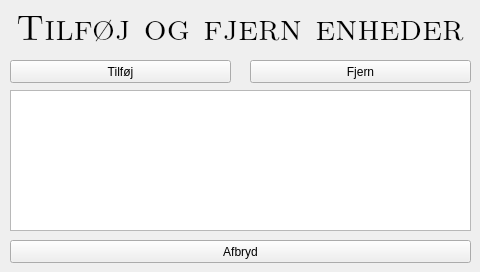
First picture: the form in winAddRemove.ui, repository Crevil/PRJ3-Qt, before the edit.
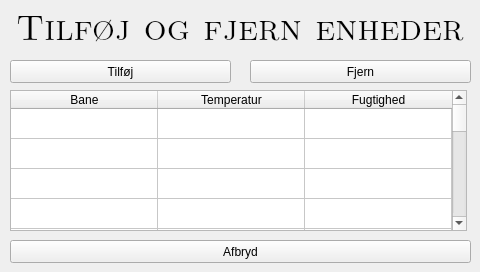
Second picture: the form after the edit.

Commit message:
AddRemove opdateret til QTableWidget og ser ud til at fungere! unitDB opdateret så den indeholder alt fra indstillede parametre og status.
MANGLER:
1. skal have lavet config.. ligner rigtig meget addremove så det nemt
nok.
2. skal have lavet nyt configPar window.. så addremove og config ikke
deler window.. det fucker up med signalerne.
3. vis status skal hente latest fra log.
4. loadData skal implementeres fra scratch
5. OVERSKUD: implementere fil-saving så den gemmer enheder efter
shutdown

```diff
--- a/winAddRemove.ui
+++ b/winAddRemove.ui
@@ -96,15 +96,132 @@
     <string>Fjern</string>
    </property>
   </widget>
-  <widget class="QListWidget" name="list">
+  <widget class="QTableWidget" name="tUnits">
    <property name="geometry">
     <rect>
      <x>10</x>
      <y>90</y>
-     <width>461</width>
+     <width>457</width>
      <height>141</height>
     </rect>
    </property>
+   <property name="showGrid">
+    <bool>true</bool>
+   </property>
+   <property name="rowCount">
+    <number>18</number>
+   </property>
+   <attribute name="horizontalHeaderDefaultSectionSize">
+    <number>147</number>
+   </attribute>
+   <attribute name="verticalHeaderVisible">
+    <bool>false</bool>
+   </attribute>
+   <row>
+    <property name="text">
+     <string/>
+    </property>
+   </row>
+   <row>
+    <property name="text">
+     <string/>
+    </property>
+   </row>
+   <row>
+    <property name="text">
+     <string/>
+    </property>
+   </row>
+   <row>
+    <property name="text">
+     <string/>
+    </property>
+   </row>
+   <row>
+    <property name="text">
+     <string/>
+    </property>
+   </row>
+   <row>
+    <property name="text">
+     <string/>
+    </property>
+   </row>
+   <row>
+    <property name="text">
+     <string/>
+    </property>
+   </row>
+   <row>
+    <property name="text">
+     <string/>
+    </property>
+   </row>
+   <row>
+    <property name="text">
+     <string/>
+    </property>
+   </row>
+   <row>
+    <property name="text">
+     <string/>
+    </property>
+   </row>
+   <row>
+    <property name="text">
+     <string/>
+    </property>
+   </row>
+   <row>
+    <property name="text">
+     <string/>
+    </property>
+   </row>
+   <row>
+    <property name="text">
+     <string/>
+    </property>
+   </row>
+   <row>
+    <property name="text">
+     <string/>
+    </property>
+   </row>
+   <row>
+    <property name="text">
+     <string/>
+    </property>
+   </row>
+   <row>
+    <property name="text">
+     <string/>
+    </property>
+   </row>
+   <row>
+    <property name="text">
+     <string/>
+    </property>
+   </row>
+   <row>
+    <property name="text">
+     <string/>
+    </property>
+   </row>
+   <column>
+    <property name="text">
+     <string>Bane</string>
+    </property>
+   </column>
+   <column>
+    <property name="text">
+     <string>Temperatur</string>
+    </property>
+   </column>
+   <column>
+    <property name="text">
+     <string>Fugtighed</string>
+    </property>
+   </column>
   </widget>
  </widget>
  <resources/>
```
The commit also changes 18 other files.
